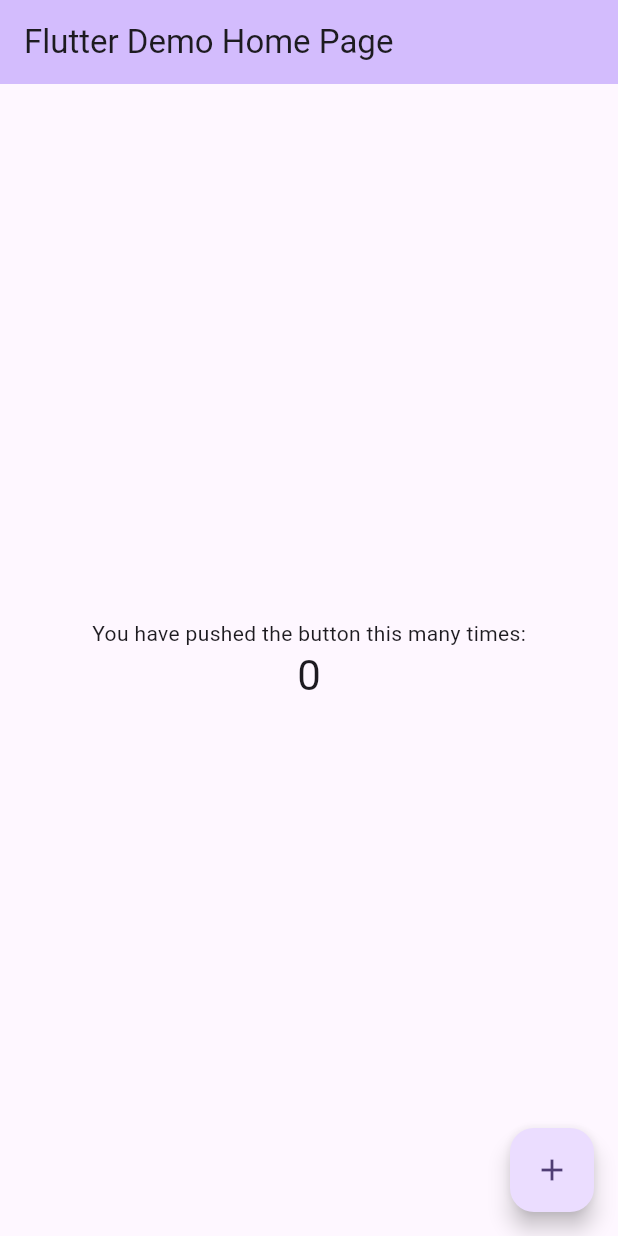
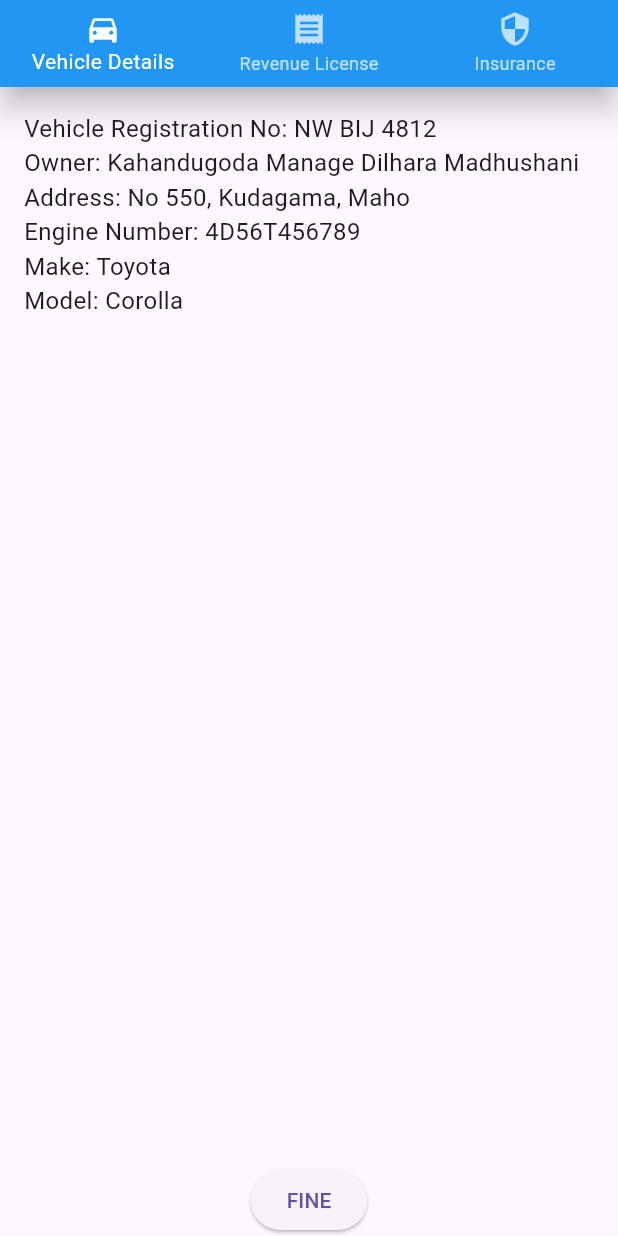
Before and after one commit to Dihara98/trafficapp, a Flutter app: the screen it shows after launch, on a phone screen of 412 x 824 dp. Run offline on Flutter 3.47's test engine with Material 3 defaults, Android fonts, the phone set to English and light mode, and no system bars.

Commit message:
10-14 Pages

```diff
--- a/lib/main.dart
+++ b/lib/main.dart
@@ -1,125 +1,19 @@
 import 'package:flutter/material.dart';
-//this is dilhara
+import 'tenthpage.dart'; // Import the tenthpage.dart file
+
 void main() {
-  runApp(const MyApp());
+  runApp(MyApp());
 }
 
 class MyApp extends StatelessWidget {
-  const MyApp({super.key});
-
-  // This widget is the root of your application.
   @override
   Widget build(BuildContext context) {
     return MaterialApp(
-      title: 'Flutter Demo',
+      title: 'Vehicle Info App',
       theme: ThemeData(
-        // This is the theme of your application.
-        //
-        // TRY THIS: Try running your application with "flutter run". You'll see
-        // the application has a purple toolbar. Then, without quitting the app,
-        // try changing the seedColor in the colorScheme below to Colors.green
-        // and then invoke "hot reload" (save your changes or press the "hot
-        // reload" button in a Flutter-supported IDE, or press "r" if you used
-        // the command line to start the app).
-        //
-        // Notice that the counter didn't reset back to zero; the application
-        // state is not lost during the reload. To reset the state, use hot
-        // restart instead.
-        //
-        // This works for code too, not just values: Most code changes can be
-        // tested with just a hot reload.
-        colorScheme: ColorScheme.fromSeed(seedColor: Colors.deepPurple),
-        useMaterial3: true,
+        primarySwatch: Colors.blue,
       ),
-      home: const MyHomePage(title: 'Flutter Demo Home Page'),
+      home: TenthPage(), // Direct to TenthPage
     );
   }
 }
-
-class MyHomePage extends StatefulWidget {
-  const MyHomePage({super.key, required this.title});
-
-  // This widget is the home page of your application. It is stateful, meaning
-  // that it has a State object (defined below) that contains fields that affect
-  // how it looks.
-
-  // This class is the configuration for the state. It holds the values (in this
-  // case the title) provided by the parent (in this case the App widget) and
-  // used by the build method of the State. Fields in a Widget subclass are
-  // always marked "final".
-
-  final String title;
-
-  @override
-  State<MyHomePage> createState() => _MyHomePageState();
-}
-
-class _MyHomePageState extends State<MyHomePage> {
-  int _counter = 0;
-
-  void _incrementCounter() {
-    setState(() {
-      // This call to setState tells the Flutter framework that something has
-      // changed in this State, which causes it to rerun the build method below
-      // so that the display can reflect the updated values. If we changed
-      // _counter without calling setState(), then the build method would not be
-      // called again, and so nothing would appear to happen.
-      _counter++;
-    });
-  }
-
-  @override
-  Widget build(BuildContext context) {
-    // This method is rerun every time setState is called, for instance as done
-    // by the _incrementCounter method above.
-    //
-    // The Flutter framework has been optimized to make rerunning build methods
-    // fast, so that you can just rebuild anything that needs updating rather
-    // than having to individually change instances of widgets.
-    return Scaffold(
-      appBar: AppBar(
-        // TRY THIS: Try changing the color here to a specific color (to
-        // Colors.amber, perhaps?) and trigger a hot reload to see the AppBar
-        // change color while the other colors stay the same.
-        backgroundColor: Theme.of(context).colorScheme.inversePrimary,
-        // Here we take the value from the MyHomePage object that was created by
-        // the App.build method, and use it to set our appbar title.
-        title: Text(widget.title),
-      ),
-      body: Center(
-        // Center is a layout widget. It takes a single child and positions it
-        // in the middle of the parent.
-        child: Column(
-          // Column is also a layout widget. It takes a list of children and
-          // arranges them vertically. By default, it sizes itself to fit its
-          // children horizontally, and tries to be as tall as its parent.
-          //
-          // Column has various properties to control how it sizes itself and
-          // how it positions its children. Here we use mainAxisAlignment to
-          // center the children vertically; the main axis here is the vertical
-          // axis because Columns are vertical (the cross axis would be
-          // horizontal).
-          //
-          // TRY THIS: Invoke "debug painting" (choose the "Toggle Debug Paint"
-          // action in the IDE, or press "p" in the console), to see the
-          // wireframe for each widget.
-          mainAxisAlignment: MainAxisAlignment.center,
-          children: <Widget>[
-            const Text(
-              'You have pushed the button this many times:',
-            ),
-            Text(
-              '$_counter',
-              style: Theme.of(context).textTheme.headlineMedium,
-            ),
-          ],
-        ),
-      ),
-      floatingActionButton: FloatingActionButton(
-        onPressed: _incrementCounter,
-        tooltip: 'Increment',
-        child: const Icon(Icons.add),
-      ), // This trailing comma makes auto-formatting nicer for build methods.
-    );
-  }
-}
--- a/lib/new.dart
+++ /dev/null
@@ -1 +0,0 @@
-//new page
--- /dev/null
+++ b/lib/tenthpage.dart
@@ -0,0 +1,157 @@
+import 'package:flutter/material.dart';
+
+class TenthPage extends StatefulWidget {
+  @override
+  _TenthPageState createState() => _TenthPageState();
+}
+
+class _TenthPageState extends State<TenthPage> {
+  int _selectedIndex = 0;
+
+  static List<Widget> _widgetOptions = <Widget>[
+    VehicleDetailsPage(),
+    RevenueLicensePage(),
+    InsurancePage(),
+  ];
+
+  void _onItemTapped(int index) {
+    setState(() {
+      _selectedIndex = index;
+    });
+  }
+
+  @override
+  Widget build(BuildContext context) {
+    return Scaffold(
+      body: Column(
+        children: [
+          // Move the BottomNavigationBar to the top
+          Container(
+            color: Colors.blue,
+            child: BottomNavigationBar(
+              items: const <BottomNavigationBarItem>[
+                BottomNavigationBarItem(
+                  icon: Icon(Icons.directions_car),
+                  label: 'Vehicle Details',
+                ),
+                BottomNavigationBarItem(
+                  icon: Icon(Icons.receipt),
+                  label: 'Revenue License',
+                ),
+                BottomNavigationBarItem(
+                  icon: Icon(Icons.security),
+                  label: 'Insurance',
+                ),
+              ],
+              currentIndex: _selectedIndex,
+              selectedItemColor: Colors.white,
+              unselectedItemColor: Colors.white70,
+              backgroundColor: Colors.blue,
+              onTap: _onItemTapped,
+            ),
+          ),
+          // Display the selected page content
+          Expanded(
+            child: Center(
+              child: _widgetOptions.elementAt(_selectedIndex),
+            ),
+          ),
+        ],
+      ),
+    );
+  }
+}
+
+class VehicleDetailsPage extends StatelessWidget {
+  @override
+  Widget build(BuildContext context) {
+    return Column(
+      children: [
+        Expanded(
+          child: ListView(
+            padding: const EdgeInsets.all(16.0),
+            children: [
+              Text("Vehicle Registration No: NW BIJ 4812", style: TextStyle(fontSize: 16)),
+              Text("Owner: Kahandugoda Manage Dilhara Madhushani", style: TextStyle(fontSize: 16)),
+              Text("Address: No 550, Kudagama, Maho", style: TextStyle(fontSize: 16)),
+              Text("Engine Number: 4D56T456789", style: TextStyle(fontSize: 16)),
+              Text("Make: Toyota", style: TextStyle(fontSize: 16)),
+              Text("Model: Corolla", style: TextStyle(fontSize: 16)),
+            ],
+          ),
+        ),
+        SizedBox(height: 300), // Increase space above the button
+        ElevatedButton(
+          onPressed: () {
+            // Handle "FINE" button press
+            print('FINE button pressed in Vehicle Details');
+          },
+          child: Text('FINE'),
+        ),
+      ],
+    );
+  }
+}
+
+class RevenueLicensePage extends StatelessWidget {
+  @override
+  Widget build(BuildContext context) {
+    return Column(
+      children: [
+        Expanded(
+          child: ListView(
+            padding: const EdgeInsets.all(16.0),
+            children: [
+              Text("Vehicle Number: BIJ 4875", style: TextStyle(fontSize: 16)),
+              Text("Owner's Name: Kahandugoda Manage Dilhara Madhushani", style: TextStyle(fontSize: 16)),
+              Text("User Location: Kudagama, Maho", style: TextStyle(fontSize: 16)),
+              Text("License Duration: 25.01.2024 - 25.01.2026", style: TextStyle(fontSize: 16)),
+              Text("Amount: Rs. 600.00", style: TextStyle(fontSize: 16)),
+              Text("Payment Type: Online Payment", style: TextStyle(fontSize: 16)),
+            ],
+          ),
+        ),
+        SizedBox(height: 100), // Increase space above the button
+        ElevatedButton(
+          onPressed: () {
+            // Handle "OK" button press
+            print('OK button pressed in Revenue License');
+          },
+          child: Text('OK'),
+        ),
+      ],
+    );
+  }
+}
+
+class InsurancePage extends StatelessWidget {
+  @override
+  Widget build(BuildContext context) {
+    return Column(
+      children: [
+        Expanded(
+          child: ListView(
+            padding: const EdgeInsets.all(16.0),
+            children: [
+              Text("Vehicle Number: BIJ 4875", style: TextStyle(fontSize: 16)),
+              Text("Policy Number: LK5789212013265", style: TextStyle(fontSize: 16)),
+              Text("Period of Cover: From 28th May 2019 To 27th May 2020", style: TextStyle(fontSize: 16)),
+              Text("Policy Holder: Miss K M D Madhushani", style: TextStyle(fontSize: 16)),
+              Text("Address: Kudagama, Maho", style: TextStyle(fontSize: 16)),
+              Text("Issued Date: 23rd July 2020", style: TextStyle(fontSize: 16)),
+              Text("Contract Type: Third Party", style: TextStyle(fontSize: 16)),
+            ],
+          ),
+        ),
+        SizedBox(height: 100), // Increase space above the button
+        ElevatedButton(
+          onPressed: () {
+            // Handle "OK" button press
+            print('OK button pressed in Insurance');
+          },
+          child: Text('OK'),
+        ),
+      ],
+    );
+  }
+}
```
